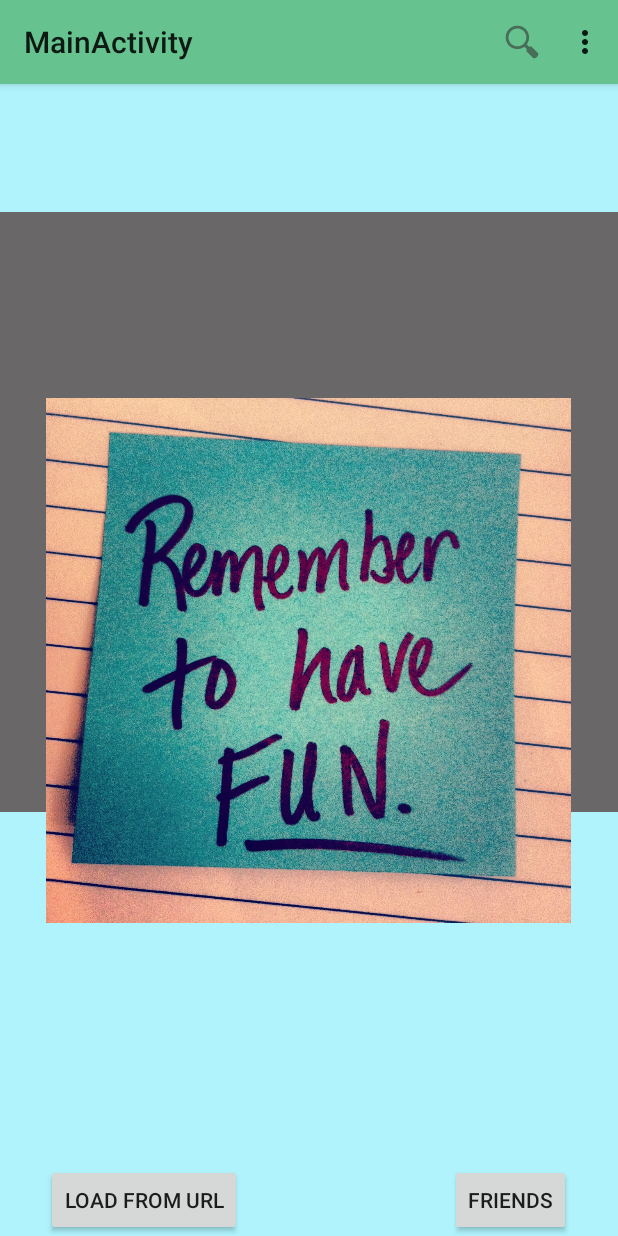
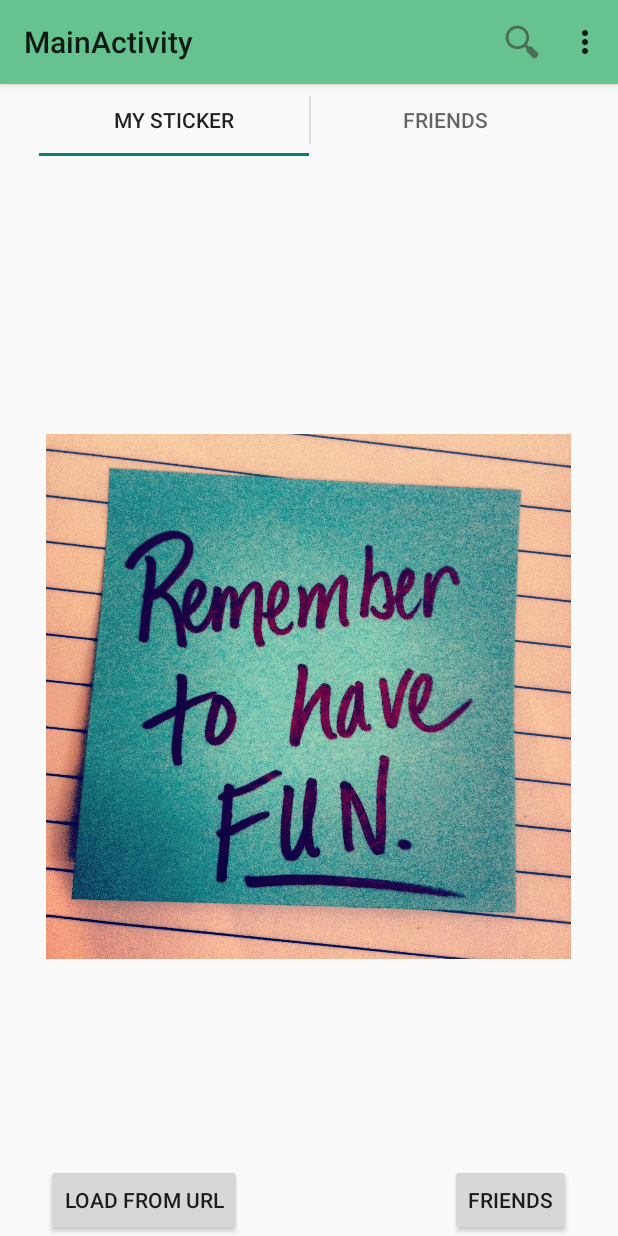
Before and after one commit to kuhnp/stickerProject, an Android app: the MainActivity screen opened directly, with no data from a screen before it, on a phone screen of 412 x 824 dp. Run offline under Robolectric (Android 15) with nearby library versions, the phone set to English and light mode, and no system bars; libraries missing offline, so code that uses them is left out: com.nostra13.universalimageloader; pictures from the network do not load.

Commit message:
[MainActivity] Add action bar tabs

```diff
--- a/stickerProject/app/src/main/java/com/example/rrhg5930/stickerproject/MainActivity.java
+++ b/stickerProject/app/src/main/java/com/example/rrhg5930/stickerproject/MainActivity.java
@@ -13,6 +13,9 @@ import android.os.AsyncTask;
 import android.os.Environment;
 import android.preference.PreferenceManager;
 import android.provider.MediaStore;
+import android.support.v4.app.FragmentTransaction;
+import android.support.v4.view.ViewPager;
+import android.support.v7.app.ActionBar;
 import android.support.v7.app.ActionBarActivity;
 import android.os.Bundle;
 import android.util.DisplayMetrics;
@@ -46,9 +49,12 @@ import java.util.Map;
 import java.util.Objects;
 
 
-public class MainActivity extends ActionBarActivity {
+public class MainActivity extends ActionBarActivity implements ActionBar.TabListener {
 
     private static String TAG = "Main activity";
+
+    private ActionBar mActionBar;
+    private ViewPager mViewpager;
 
     /*************   GCM   **************/
     private final static int PLAY_SERVICES_RESOLUTION_REQUEST = 9000;
@@ -76,8 +82,20 @@ public class MainActivity extends ActionBarActivity {
     protected void onCreate(Bundle savedInstanceState) {
         super.onCreate(savedInstanceState);
         setContentView(R.layout.activity_main);
+        application = (StickerApp) getApplicationContext();
 
-        application = (StickerApp) getApplicationContext();
+        mViewpager = (ViewPager) findViewById(R.id.pager);
+        mActionBar = getSupportActionBar();
+
+        mActionBar.setNavigationMode(ActionBar.NAVIGATION_MODE_TABS);
+
+        ActionBar.Tab mTabMain = mActionBar.newTab().setText("My sticker").setTabListener(this);
+        ActionBar.Tab mTabFriend = mActionBar.newTab().setText("friends").setTabListener(this);
+        mActionBar.addTab(mTabMain);
+        mActionBar.addTab(mTabFriend);
+        mViewpager.setCurrentItem(0);
+
+
         //imLoader.init(ImageLoaderConfiguration.createDefault(getApplicationContext()));
         sharedPref = PreferenceManager.getDefaultSharedPreferences(getApplicationContext());
         e = sharedPref.edit();
@@ -228,6 +246,21 @@ public class MainActivity extends ActionBarActivity {
         return super.onOptionsItemSelected(item);
     }
 
+    @Override
+    public void onTabSelected(ActionBar.Tab tab, FragmentTransaction fragmentTransaction) {
+
+    }
+
+    @Override
+    public void onTabUnselected(ActionBar.Tab tab, FragmentTransaction fragmentTransaction) {
+
+    }
+
+    @Override
+    public void onTabReselected(ActionBar.Tab tab, FragmentTransaction fragmentTransaction) {
+
+    }
+
     public class GetFriendTask extends AsyncTask<URL, Integer, Long> {
 
         protected void onPreExecute() {
--- a/stickerProject/app/src/main/res/layout/activity_main.xml
+++ b/stickerProject/app/src/main/res/layout/activity_main.xml
@@ -1,16 +1,15 @@
 <RelativeLayout xmlns:android="http://schemas.android.com/apk/res/android"
     xmlns:tools="http://schemas.android.com/tools" android:layout_width="match_parent"
     android:layout_height="match_parent"
-    android:background="@color/main_background"
     tools:context=".MainActivity">
 
-<ImageView
-    android:layout_marginTop="85dp"
-    android:layout_width="match_parent"
-    android:layout_height="400dp"
-    android:src="@color/behind_image"
-    />
 
+
+    <android.support.v4.view.ViewPager
+        xmlns:android="http://schemas.android.com/apk/res/android"
+        android:id="@+id/pager"
+        android:layout_width="match_parent"
+        android:layout_height="match_parent" />
 
     <ImageView
         android:layout_width="350dp"
```
Also changed, not shown: stickerProject/app/src/main/java/com/example/rrhg5930/stickerproject/adapter/TabsPagerAdapter.java (added, +31 -0 lines), 1 other file.
